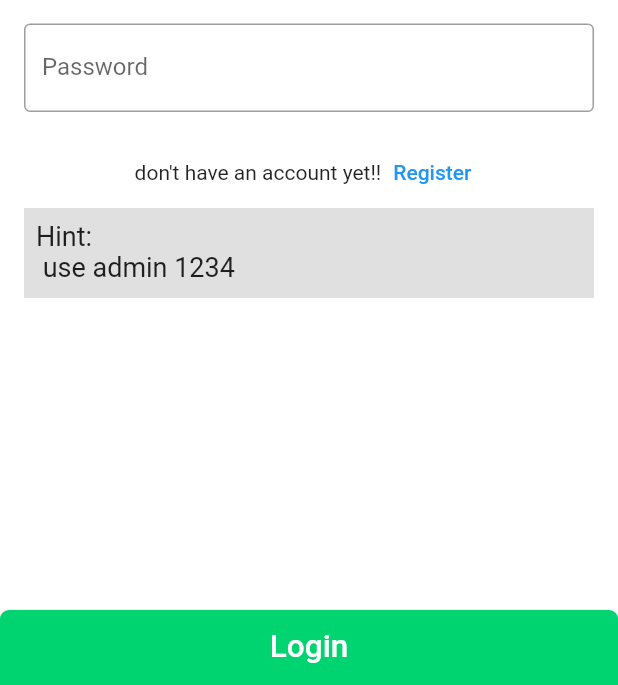
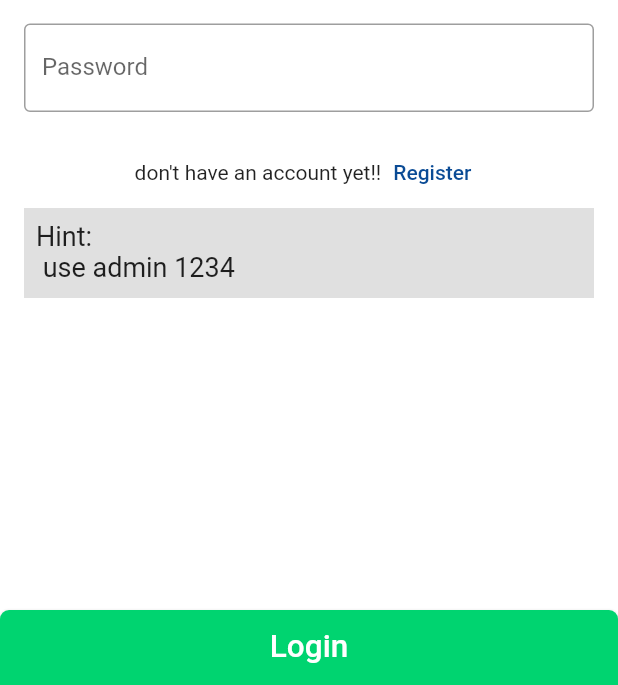
Before and after one commit to devhasanalhamed/digital_wallet, a Flutter app: the screen it shows after launch, on a phone screen of 412 x 824 dp, the part 551-1236 px from its top. Run offline on Flutter 3.47's test engine with Material 2 defaults, Android fonts, the phone set to English and light mode, and no system bars; Roboto replaces fonts that are missing (Tajawal).

Commit message:
add new theme & login method

```diff
--- a/lib/main.dart
+++ b/lib/main.dart
@@ -1,5 +1,9 @@
 import 'package:digital_wallet/view/screens/auth_screen.dart';
+import 'package:digital_wallet/view/screens/homepage.dart';
 import 'package:flutter/material.dart';
+import 'package:provider/provider.dart';
+
+import 'controller/auth_provider.dart';
 
 void main() {
   runApp(const MyApp());
@@ -10,12 +14,27 @@ class MyApp extends StatelessWidget {
 
   @override
   Widget build(BuildContext context) {
-    return MaterialApp(
-      title: 'My Wallet',
-      theme: ThemeData(
-        primaryColor: const Color.fromARGB(1, 0, 184, 148),
+    return MultiProvider(
+      providers: [
+        ChangeNotifierProvider(
+          create: (ctx) => AuthProvider(),
+        ),
+      ],
+      child: Consumer<AuthProvider>(
+        builder: (ctx, auth, ch) => MaterialApp(
+          title: 'My Wallet',
+          theme: ThemeData(
+            fontFamily: 'Tajawal',
+            primaryColor: const Color.fromARGB(1, 0, 184, 148),
+            colorScheme: const ColorScheme.light(
+              primary: Color.fromARGB(255, 10, 75, 149),
+              secondary: Color.fromARGB(255, 0, 212, 112),
+              background: Color.fromARGB(255, 243, 243, 243),
+            )
+          ),
+          home: auth.isAuth ? HomePage() : const AuthScreen(),
+        ),
       ),
-      home: const AuthScreen(),
     );
   }
 }
```
